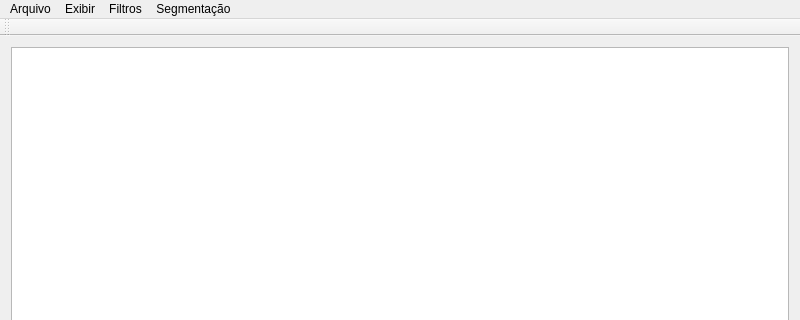
Old version of the form mainwindow.ui in the repository tuanir/pdiQT; both pictures show x 0 to 800 and y 0 to 320 of the 800 by 600 pixel window.
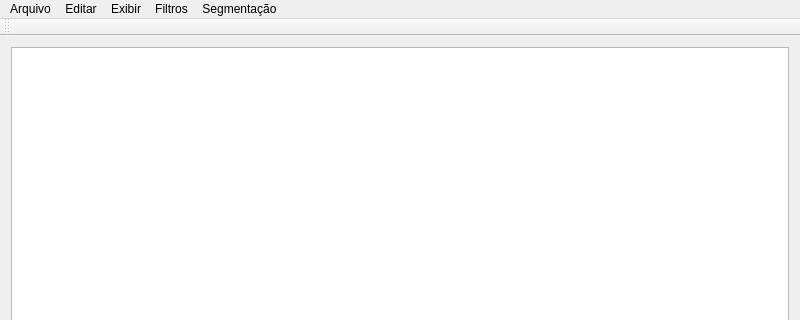
New version of the form.

Commit message: undo and redo

```diff
--- a/mainwindow.ui
+++ b/mainwindow.ui
@@ -76,7 +76,15 @@
     <addaction name="actionOtsu"/>
     <addaction name="actionWatershed"/>
    </widget>
+   <widget class="QMenu" name="menuEditar">
+    <property name="title">
+     <string>Editar</string>
+    </property>
+    <addaction name="actionDesfazer"/>
+    <addaction name="actionRefazer"/>
+   </widget>
    <addaction name="menuFile"/>
+   <addaction name="menuEditar"/>
    <addaction name="menuExibir"/>
    <addaction name="menuFiltros"/>
    <addaction name="menuSegmenta_o"/>
```
Left out of the diff: 16 changed lines with no effect on the pictures. The commit also changes 2 other files.
